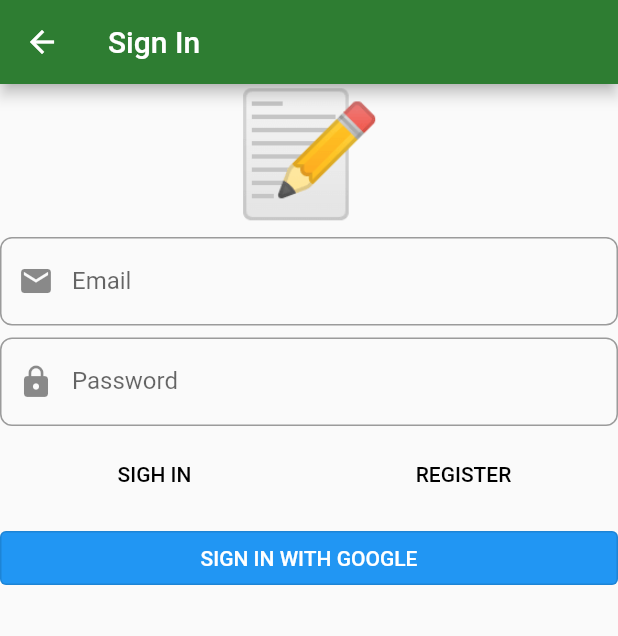
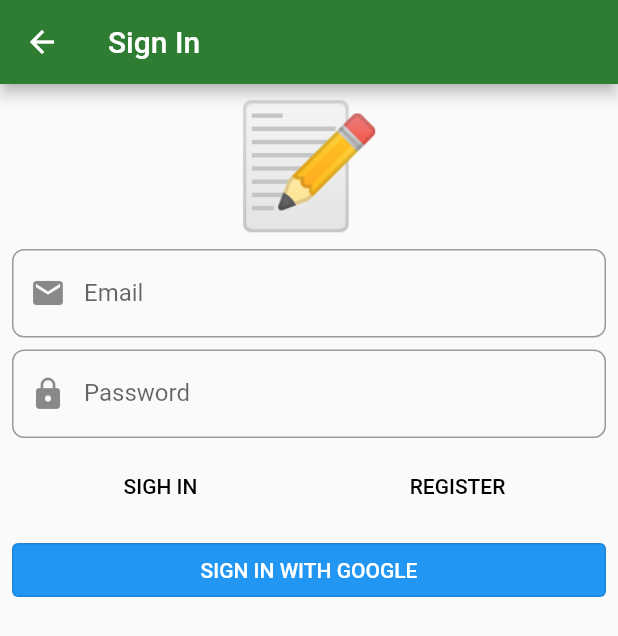
Before and after one commit to juliab/listzen, a Flutter app: the screen it shows after launch, on a phone screen of 412 x 824 dp. Shown: the top 636 px of the screen. Run offline on Flutter 3.47's test engine with Material 2 defaults, Android fonts, the phone set to English and light mode, and no system bars; our stand-ins replace another_flushbar, auto_route, bloc, cloud_firestore, dartz, firebase_auth and 8 more; accounts and stored records are empty.

Commit message:
Checklist overview page added with sign out option

```diff
--- a/lib/application/auth/sign_in_form/bloc/sign_in_form_event.dart
+++ b/lib/application/auth/sign_in_form/bloc/sign_in_form_event.dart
@@ -1,7 +1,7 @@
 part of 'sign_in_form_bloc.dart';
 
 @freezed
-abstract class SignInFormEvent with _$SignInFormEvent {
+class SignInFormEvent with _$SignInFormEvent {
   const factory SignInFormEvent.emailChanged(String emailStr) = EmailChanged;
   const factory SignInFormEvent.passwordChanged(String passwordStr) =
       PasswordChanged;
--- a/lib/application/auth/sign_in_form/bloc/sign_in_form_state.dart
+++ b/lib/application/auth/sign_in_form/bloc/sign_in_form_state.dart
@@ -1,7 +1,7 @@
 part of 'sign_in_form_bloc.dart';
 
 @freezed
-abstract class SignInFormState with _$SignInFormState {
+class SignInFormState with _$SignInFormState {
   const factory SignInFormState({
     required EmailAddress emailAddress,
     required Password password,
--- a/lib/application/checklists/checklist_actor/checklist_actor_state.dart
+++ b/lib/application/checklists/checklist_actor/checklist_actor_state.dart
@@ -1,7 +1,7 @@
 part of 'checklist_actor_bloc.dart';
 
 @freezed
-abstract class ChecklistActorState with _$ChecklistActorState {
+class ChecklistActorState with _$ChecklistActorState {
   const factory ChecklistActorState.initial() = _Initial;
   const factory ChecklistActorState.actionInProgress() = _ActionInProgress;
   const factory ChecklistActorState.deleteFailure(
--- a/lib/application/checklists/checklist_watcher/checklist_watcher_state.dart
+++ b/lib/application/checklists/checklist_watcher/checklist_watcher_state.dart
@@ -1,7 +1,7 @@
 part of 'checklist_watcher_bloc.dart';
 
 @freezed
-abstract class ChecklistWatcherState with _$ChecklistWatcherState {
+class ChecklistWatcherState with _$ChecklistWatcherState {
   const factory ChecklistWatcherState.initial() = _Initial;
   const factory ChecklistWatcherState.loadInProgress() = _LoadInProgress;
   const factory ChecklistWatcherState.loadSuccess(List<Checklist> checklists) =
--- a/lib/domain/auth/auth_failure.dart
+++ b/lib/domain/auth/auth_failure.dart
@@ -3,7 +3,7 @@ import 'package:freezed_annotation/freezed_annotation.dart';
 part 'auth_failure.freezed.dart';
 
 @freezed
-abstract class AuthFailure with _$AuthFailure {
+class AuthFailure with _$AuthFailure {
   const factory AuthFailure.cancelledByUser() = CancelledByUser;
   const factory AuthFailure.serverError() = ServerError;
   const factory AuthFailure.emailAlreadyInUse() = EmailAlreadyInUse;
--- a/lib/domain/auth/user.dart
+++ b/lib/domain/auth/user.dart
@@ -4,7 +4,7 @@ import 'package:success_check/domain/auth/value_objects.dart';
 part 'user.freezed.dart';
 
 @freezed
-abstract class User with _$User {
+class User with _$User {
   const factory User({
     required UniqueId id,
   }) = _User;
--- a/lib/domain/checklists/checklist.dart
+++ b/lib/domain/checklists/checklist.dart
@@ -8,7 +8,7 @@ import 'package:success_check/domain/core/failures.dart';
 part 'checklist.freezed.dart';
 
 @freezed
-abstract class Checklist with _$Checklist {
+class Checklist with _$Checklist {
   const Checklist._();
 
   const factory Checklist({
--- a/lib/domain/checklists/checklist_failure.dart
+++ b/lib/domain/checklists/checklist_failure.dart
@@ -3,7 +3,7 @@ import 'package:freezed_annotation/freezed_annotation.dart';
 part 'checklist_failure.freezed.dart';
 
 @freezed
-abstract class ChecklistFailure with _$ChecklistFailure {
+class ChecklistFailure with _$ChecklistFailure {
   const factory ChecklistFailure.unexpected() = Unexpected;
   const factory ChecklistFailure.insufficientPermissions() =
       InsufficientPermissions;
--- a/lib/domain/core/failures.dart
+++ b/lib/domain/core/failures.dart
@@ -3,7 +3,7 @@ import 'package:freezed_annotation/freezed_annotation.dart';
 part 'failures.freezed.dart';
 
 @freezed
-abstract class ValueFailure<T> with _$ValueFailure<T> {
+class ValueFailure<T> with _$ValueFailure<T> {
   const factory ValueFailure.exceedingLength({
     required T failedValue,
     required int max,
--- a/lib/infrastructure/core/firebase_injectable_module.dart
+++ b/lib/infrastructure/core/firebase_injectable_module.dart
@@ -1,3 +1,4 @@
+import 'package:cloud_firestore/cloud_firestore.dart';
 import 'package:firebase_auth/firebase_auth.dart';
 import 'package:google_sign_in/google_sign_in.dart';
 import 'package:injectable/injectable.dart';
@@ -9,4 +10,7 @@ abstract class FirebaseInjectableModule {
 
   @lazySingleton
   FirebaseAuth get firebaseAuth => FirebaseAuth.instance;
+
+  @lazySingleton
+  FirebaseFirestore get firestore => FirebaseFirestore.instance;
 }
--- a/lib/main.dart
+++ b/lib/main.dart
@@ -7,14 +7,5 @@ void main() async {
   configureDependencies();
   WidgetsFlutterBinding.ensureInitialized();
   await Firebase.initializeApp(); // TODO hangle errors
-  runApp(const MyApp());
+  runApp(AppWidget());
 }
-
-class MyApp extends StatelessWidget {
-  const MyApp({super.key});
-
-  @override
-  Widget build(BuildContext context) {
-    return AppWidget();
-  }
-}
--- a/lib/presentation/core/app_widget.dart
+++ b/lib/presentation/core/app_widget.dart
@@ -36,6 +36,9 @@ class AppWidget extends StatelessWidget {
               borderRadius: BorderRadius.circular(8),
             ),
           ),
+          floatingActionButtonTheme: const FloatingActionButtonThemeData(
+            backgroundColor: Colors.blue,
+          ),
           buttonTheme: ButtonThemeData(
             buttonColor: Colors.green[800],
             colorScheme: ColorScheme.fromSwatch().copyWith(
--- a/lib/presentation/routes/router.dart
+++ b/lib/presentation/routes/router.dart
@@ -1,4 +1,5 @@
 import 'package:auto_route/auto_route.dart';
+import 'package:success_check/presentation/checklists/checklists_overview/checklists_overview_page.dart';
 import 'package:success_check/presentation/sign_in/sign_in_page.dart';
 import 'package:success_check/presentation/splash/splash_page.dart';
 
@@ -6,6 +7,7 @@ import 'package:success_check/presentation/splash/splash_page.dart';
   routes: <AutoRoute>[
     AutoRoute(page: SplashPage, initial: true),
     AutoRoute(page: SignInPage),
+    AutoRoute(page: ChecklistsOverviewPage),
   ],
 )
 class $AppRouter {}
--- a/lib/presentation/sign_in/widgets/sign_in_form.dart
+++ b/lib/presentation/sign_in/widgets/sign_in_form.dart
@@ -1,7 +1,11 @@
+import 'package:another_flushbar/flushbar.dart';
+import 'package:auto_route/auto_route.dart';
 import 'package:flutter/material.dart';
 import 'package:flutter_bloc/flutter_bloc.dart';
-import 'package:flutter_flushbar/flutter_flushbar.dart';
+import 'package:success_check/application/auth/auth_bloc.dart';
 import 'package:success_check/application/auth/sign_in_form/bloc/sign_in_form_bloc.dart';
+
+import 'package:success_check/presentation/routes/router.gr.dart';
 
 class SignInForm extends StatelessWidget {
   const SignInForm({super.key});
@@ -29,7 +33,9 @@ class SignInForm extends StatelessWidget {
               ),
             ).show(context);
           }, (_) {
-            // TODO navigate
+            AutoRouter.of(context).push(const ChecklistsOverviewPageRoute());
+            BlocProvider.of<AuthBloc>(context)
+                .add(const AuthEvent.authCheckRequested());
           }),
         );
       },
@@ -37,6 +43,7 @@ class SignInForm extends StatelessWidget {
         return Form(
           autovalidateMode: state.autovalidateMode,
           child: ListView(
+            padding: const EdgeInsets.all(8.0),
             children: [
               const Text(
                 '📝',
@@ -134,6 +141,12 @@ class SignInForm extends StatelessWidget {
                   style: TextStyle(color: Colors.white),
                 ),
               ),
+              if (state.isSubmitting) ...[
+                const SizedBox(
+                  height: 8,
+                ),
+                const LinearProgressIndicator(),
+              ]
             ],
           ),
         );
--- a/pubspec.yaml
+++ b/pubspec.yaml
@@ -16,7 +16,6 @@ dependencies:
   firebase_auth: ^4.2.9
   firebase_core: ^2.7.0
   flutter_bloc: ^8.1.2
-  flutter_flushbar: ^0.0.2
   freezed: ^2.3.2
   freezed_annotation: ^2.2.0
   get_it: ^7.2.0
@@ -26,6 +25,7 @@ dependencies:
   kt_dart: ^1.0.0
   uuid: ^3.0.7
   rxdart: ^0.27.7
+  another_flushbar: ^1.12.29
 
 dev_dependencies:
   flutter_test:
```
Also changed, not shown: lib/presentation/checklists/checklists_overview/checklists_overview_page.dart (added, +86 -0 lines), lib/presentation/splash/splash_page.dart (+3 -4 lines), lib/injection.config.dart, lib/presentation/routes/router.gr.dart, 1 other file.
